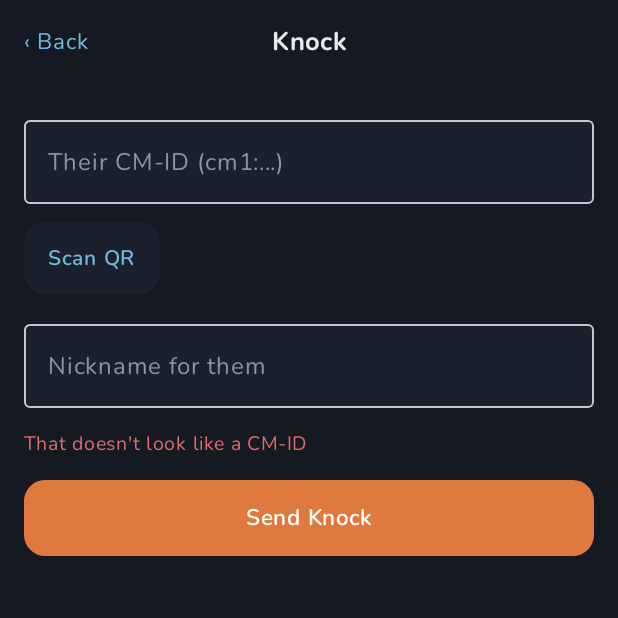
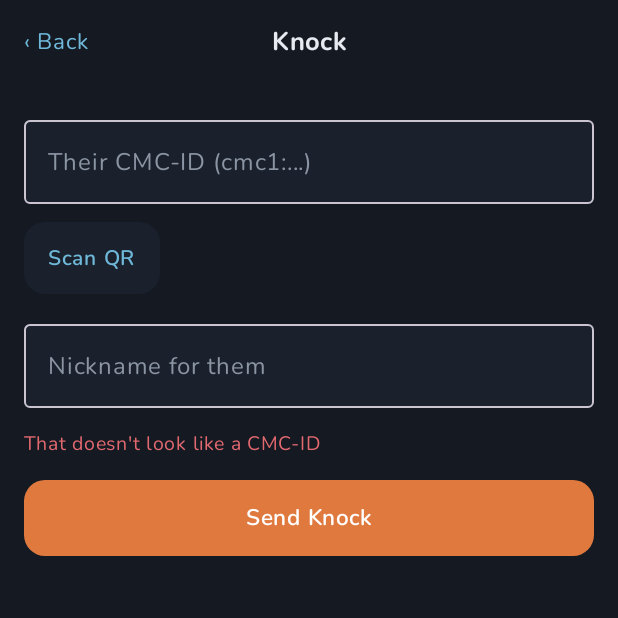
Before and after one commit to heyayus449-hash/cm-chatapk, an Android app built with Jetpack Compose: the composable KnockScreen shown on its own in the app's theme, after a tap on "Send Knock", on a phone screen of 412 x 824 dp, the top half of it. Run offline under Robolectric (Android 15) with nearby library versions, the phone set to English and light mode, and no system bars; libraries missing offline, so code that uses them is left out: com.journeyapps.barcodescanner; 1 statement that could not run was skipped.

Commit message:
Rename CM-ID -> CMC-ID (prefix cm1: -> cmc1:)
ID prefix and all user-facing labels renamed; no live users, no
back-compat. Tests updated.

Co-Authored-By: Claude Opus 4.8 <noreply@anthropic.com>
Claude-Session: https://claude.ai/code/session_016moR4EKHypB68DbnU8XKqr

```diff
--- a/app/src/main/java/org/cmchat/app/crypto/CmId.kt
+++ b/app/src/main/java/org/cmchat/app/crypto/CmId.kt
@@ -1,17 +1,17 @@
 package org.cmchat.app.crypto
 
-/** Decoded CM-ID: the peer's onion address and identity (crypto_box) public key. */
+/** Decoded CMC-ID: the peer's onion address and identity (crypto_box) public key. */
 data class CmIdData(val onion: String, val identityPubKeyHex: String)
 
 /**
- * CM-ID = "cm1:" + base32( [onionLen][onion ASCII bytes][32-byte identity pubkey] ).
+ * CMC-ID = "cmc1:" + base32( [onionLen][onion ASCII bytes][32-byte identity pubkey] ).
  *
  * The onion address is the endpoint (from the Face's onion service); the
  * identity public key is the separate messaging key used for crypto_box. Both
  * are needed to reach AND to encrypt to a peer.
  */
 object CmId {
-    private const val PREFIX = "cm1:"
+    private const val PREFIX = "cmc1:"
     private const val ALPHABET = "ABCDEFGHIJKLMNOPQRSTUVWXYZ234567"
     private const val PUBKEY_LEN = 32
 
--- a/app/src/main/java/org/cmchat/app/crypto/CryptoManager.kt
+++ b/app/src/main/java/org/cmchat/app/crypto/CryptoManager.kt
@@ -108,7 +108,7 @@ class CryptoManager(private val ls: LazySodium) {
      * Anonymous sealed box (crypto_box_seal) to a recipient public key. Used
      * for KNOCK: the sender isn't in the recipient's Circle yet, so there's no
      * shared knowledge of the sender's key — the sender stays anonymous until
-     * the recipient opens the knock and learns their CM-ID from inside.
+     * the recipient opens the knock and learns their CMC-ID from inside.
      */
     fun sealedSeal(plain: ByteArray, recipientPubKeyHex: String): ByteArray {
         val cipher = ByteArray(plain.size + Box.SEALBYTES)
--- a/app/src/main/java/org/cmchat/app/ui/screens/KnockScreen.kt
+++ b/app/src/main/java/org/cmchat/app/ui/screens/KnockScreen.kt
@@ -45,7 +45,7 @@ fun KnockScreen(onSend: (cmId: String, nickname: String) -> Unit, onBack: () ->
             )
             OutlinedTextField(
                 value = cmId, onValueChange = { cmId = it; error = null },
-                label = { Text("Their CM-ID (cm1:…)", color = CmTextDim) },
+                label = { Text("Their CMC-ID (cmc1:…)", color = CmTextDim) },
                 singleLine = false, colors = colors, modifier = Modifier.fillMaxWidth(),
             )
             Box(Modifier.clip(RoundedCornerShape(14.dp)).background(CmCard)
@@ -66,7 +66,7 @@ fun KnockScreen(onSend: (cmId: String, nickname: String) -> Unit, onBack: () ->
                     .clickable {
                         val id = cmId.trim()
                         when {
-                            CmId.decode(id) == null -> error = "That doesn't look like a CM-ID"
+                            CmId.decode(id) == null -> error = "That doesn't look like a CMC-ID"
                             nickname.isBlank() -> error = "Pick a nickname"
                             else -> onSend(id, nickname.trim())
                         }
--- a/app/src/main/java/org/cmchat/app/ui/screens/MyIdScreen.kt
+++ b/app/src/main/java/org/cmchat/app/ui/screens/MyIdScreen.kt
@@ -34,7 +34,7 @@ fun MyIdScreen(cmId: String?, onBack: () -> Unit) {
         Box(Modifier.fillMaxWidth().padding(16.dp)) {
             Text("‹ Back", color = CmBlue, fontFamily = Nunito, fontSize = 15.sp,
                 modifier = Modifier.align(Alignment.CenterStart).clickable { onBack() })
-            Text("My ID", color = CmText, fontFamily = Nunito, fontSize = 17.sp,
+            Text("My CMC-ID", color = CmText, fontFamily = Nunito, fontSize = 17.sp,
                 fontWeight = FontWeight.Bold, modifier = Modifier.align(Alignment.Center))
         }
 
@@ -54,7 +54,7 @@ fun MyIdScreen(cmId: String?, onBack: () -> Unit) {
         if (qr != null) {
             Image(
                 bitmap = qr.asImageBitmap(),
-                contentDescription = "CM-ID QR",
+                contentDescription = "CMC-ID QR",
                 modifier = Modifier.align(Alignment.CenterHorizontally)
                     .size(240.dp).clip(RoundedCornerShape(16.dp)).background(androidx.compose.ui.graphics.Color.White)
                     .padding(12.dp),
--- a/app/src/main/java/org/cmchat/app/ui/screens/SettingsScreen.kt
+++ b/app/src/main/java/org/cmchat/app/ui/screens/SettingsScreen.kt
@@ -59,7 +59,7 @@ fun SettingsScreen(
             ToolToggle("Tool: Calculator", org.cmchat.app.tools.ToolsState.calcEnabled)
             ToolToggle("Tool: Notes", org.cmchat.app.tools.ToolsState.notesEnabled)
             ToolToggle("Tool: Converter", org.cmchat.app.tools.ToolsState.converterEnabled)
-            Setting("My ID / QR", onClick = onOpenMyId)
+            Setting("My CMC-ID / QR", onClick = onOpenMyId)
             ToolToggle("Metadata scrub (strip EXIF/GPS)", org.cmchat.app.settings.AppSettings.metadataScrub)
             ToolToggle("Share my last-seen", org.cmchat.app.settings.AppSettings.shareLastSeen)
             Setting("Panic PIN")
```
Also changed, not shown: 3 other files.
